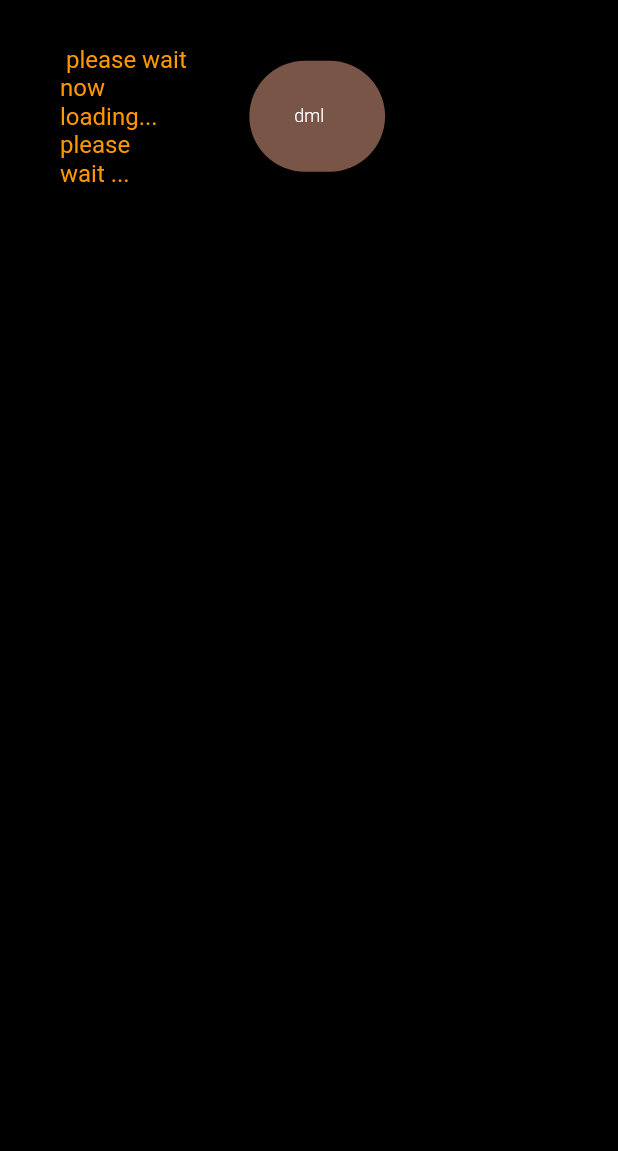
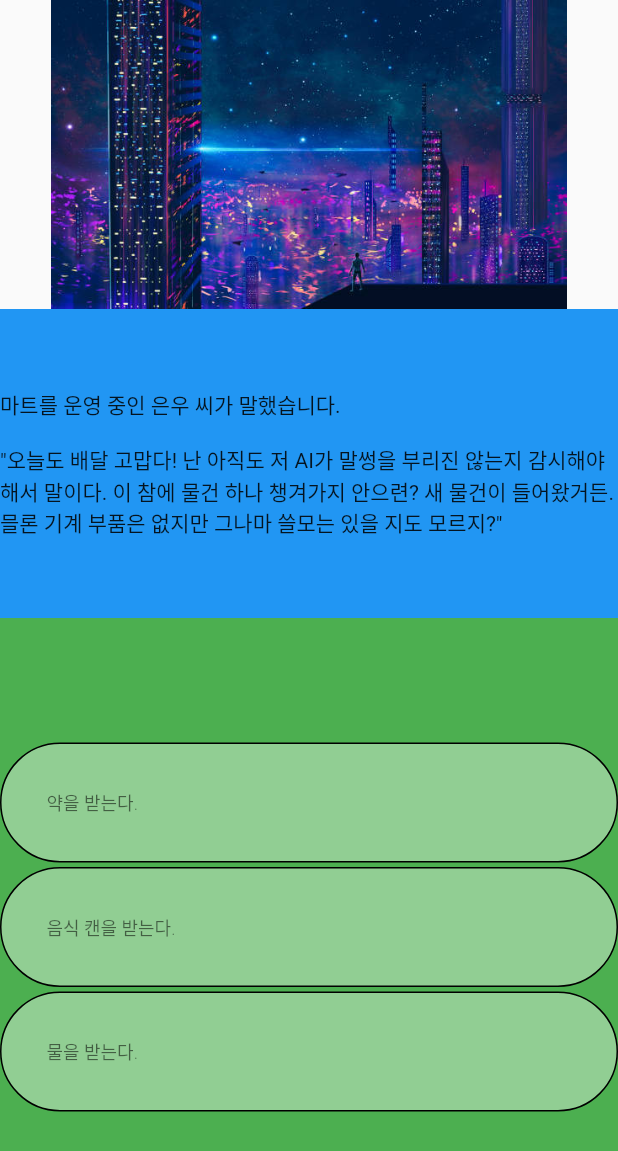
Before and after one commit to acesjy2015/realgame, a Flutter app: the screen it shows after launch, on a phone screen of 412 x 824 dp. Shown: the top 1151 px of the screen. Run offline on Flutter 3.47's test engine with Material 2 defaults, Android fonts, the phone set to English and light mode, and no system bars.

Commit message:
2차
아오진짜

```diff
--- a/realgame/lib/card.dart
+++ b/realgame/lib/card.dart
@@ -13,7 +13,8 @@ class SelectCard extends StatelessWidget {
     return Container(
       clipBehavior: Clip.hardEdge,
       decoration: BoxDecoration(
-        color: Colors.brown,
+        color: Colors.white38,
+        border: Border.all(),
         borderRadius: BorderRadius.circular(45),
       ),
       child: Padding(
@@ -27,7 +28,7 @@ class SelectCard extends StatelessWidget {
                 Text(
                   line,
                   style: const TextStyle(
-                      color: Colors.white,
+                      color: Colors.black54,
                       fontSize: 12,
                       fontWeight: FontWeight.w300),
                 ),
--- a/realgame/lib/main.dart
+++ b/realgame/lib/main.dart
@@ -1,3 +1,4 @@
+/*
 import 'package:flutter/material.dart';
 import 'card.dart';
 
@@ -10,17 +11,33 @@ class App extends StatelessWidget {
   Widget build(BuildContext context) {
     return MaterialApp(
       home: Scaffold(
-        backgroundColor: Colors.black,
+        appBar: AppBar(
+          title: const Text('Game'),
+        ),
+        backgroundColor: Colors.white,
         body: Padding(
           padding: const EdgeInsets.symmetric(horizontal: 10),
-          child: Column(
-            crossAxisAlignment: CrossAxisAlignment.start,
+          child: Row(
+            mainAxisAlignment: MainAxisAlignment.center,
             children: [
-              const SizedBox(height: 30),
-              Row(
+              const SizedBox(width: 30),
+              Column(
                 mainAxisAlignment: MainAxisAlignment.start,
                 children: [
-                  const SizedBox(width: 30),
+                  const SizedBox(height: 30),
+                  /* 이 부분은 이미지 부분 */
+                  Flexible(
+                    flex: 1,
+                    fit: FlexFit.tight,
+                    child: Container(
+                      decoration: const BoxDecoration(color: Colors.yellow),
+                      child: const Center(
+                        child: Text('Hello'),
+                      ),
+                    ),
+                  ),
+
+                  /* 이 부분은 문장 부분 */
                   Flexible(
                     flex: 1,
                     child: RichText(
@@ -36,25 +53,15 @@ class App extends StatelessWidget {
                       ),
                     ),
                   ),
+                  /* 이 부분은 선택지 부분 */
                   const Flexible(
                     flex: 2,
                     child: Column(
-                      mainAxisAlignment: MainAxisAlignment.start,
                       children: [
-                        Text(
-                          'Hello',
-                          style: TextStyle(
-                            fontSize: 16,
-                            fontWeight: FontWeight.w300,
-                          ),
-                        ),
+                        SelectCard(line: 'Option 1'),
+                        SelectCard(line: 'Option 2'),
+                        SelectCard(line: 'Option 3'),
                       ],
-                    ),
-                  ),
-                  const Flexible(
-                    flex: 1,
-                    child: SelectCard(
-                      line: 'dml',
                     ),
                   ),
                 ],
@@ -66,3 +73,102 @@ class App extends StatelessWidget {
     );
   }
 }
+*/
+import 'package:flutter/material.dart';
+import 'package:flutter/services.dart';
+import 'card.dart';
+
+void main() => runApp(const App());
+
+class App extends StatelessWidget {
+  const App({super.key});
+
+  @override
+  Widget build(BuildContext context) {
+    SystemChrome.setEnabledSystemUIMode(SystemUiMode.manual, overlays: []);
+    return MaterialApp(
+      home: Scaffold(
+        appBar: PreferredSize(
+          preferredSize: const Size.fromHeight(0.0),
+          child: AppBar(
+            centerTitle: true,
+            title: const Text(""),
+            backgroundColor: Colors.transparent,
+            elevation: 0.0,
+          ),
+        ),
+
+        //-------------------------------------------------------------------------------------------
+        body: Column(
+          children: [
+            Flexible(
+              flex: 1,
+              child: Container(
+                  decoration: const BoxDecoration(
+                image: DecorationImage(
+                  image: AssetImage('assets/images/testimage.jpg'),
+                ),
+              )),
+            ),
+            Flexible(
+              flex: 1,
+              child: Column(
+                children: [
+                  Expanded(
+                    child: Container(
+                      decoration: const BoxDecoration(color: Colors.blue),
+                      child: const Row(
+                        crossAxisAlignment: CrossAxisAlignment.center,
+                        mainAxisAlignment: MainAxisAlignment.start,
+                        children: [
+                          Expanded(
+                            child: Text(
+                              "마트를 운영 중인 은우 씨가 말했습니다.\n\n\"오늘도 배달 고맙다! 난 아직도 저 AI가 말썽을 부리진 않는지 감시해야 해서 말이다. 이 참에 물건 하나 챙겨가지 안으련? 새 물건이 들어왔거든. 믈론 기계 부품은 없지만 그나마 쓸모는 있을 지도 모르지?\"",
+                            ),
+                          ),
+                        ],
+                      ),
+                    ),
+                  ),
+                ],
+              ),
+            ),
+            Flexible(
+              flex: 2,
+              child: Container(
+                decoration: const BoxDecoration(color: Colors.green),
+                child: const Row(
+                  mainAxisAlignment: MainAxisAlignment.center,
+                  children: [
+                    Expanded(
+                      child: Column(
+                        mainAxisAlignment: MainAxisAlignment.center,
+                        children: [
+                          SizedBox(
+                            height: 3,
+                          ),
+                          SelectCard(line: "약을 받는다."),
+                          SizedBox(
+                            height: 3,
+                          ),
+                          SelectCard(line: "음식 캔을 받는다."),
+                          SizedBox(
+                            height: 3,
+                          ),
+                          SelectCard(line: "물을 받는다."),
+                          SizedBox(
+                            height: 3,
+                          ),
+                        ],
+                      ),
+                    ),
+                  ],
+                ),
+              ),
+            )
+          ],
+        ),
+      ),
+    );
+  }
+}
--- a/realgame/pubspec.yaml
+++ b/realgame/pubspec.yaml
@@ -59,7 +59,8 @@ flutter:
   uses-material-design: true
 
   # To add assets to your application, add an assets section, like this:
-  # assets:
+  assets:
+   - assets/images/testimage.jpg
   #   - images/a_dot_burr.jpeg
   #   - images/a_dot_ham.jpeg
 
```
Also changed, not shown: realgame/assets/images/testimage.jpg (added).
